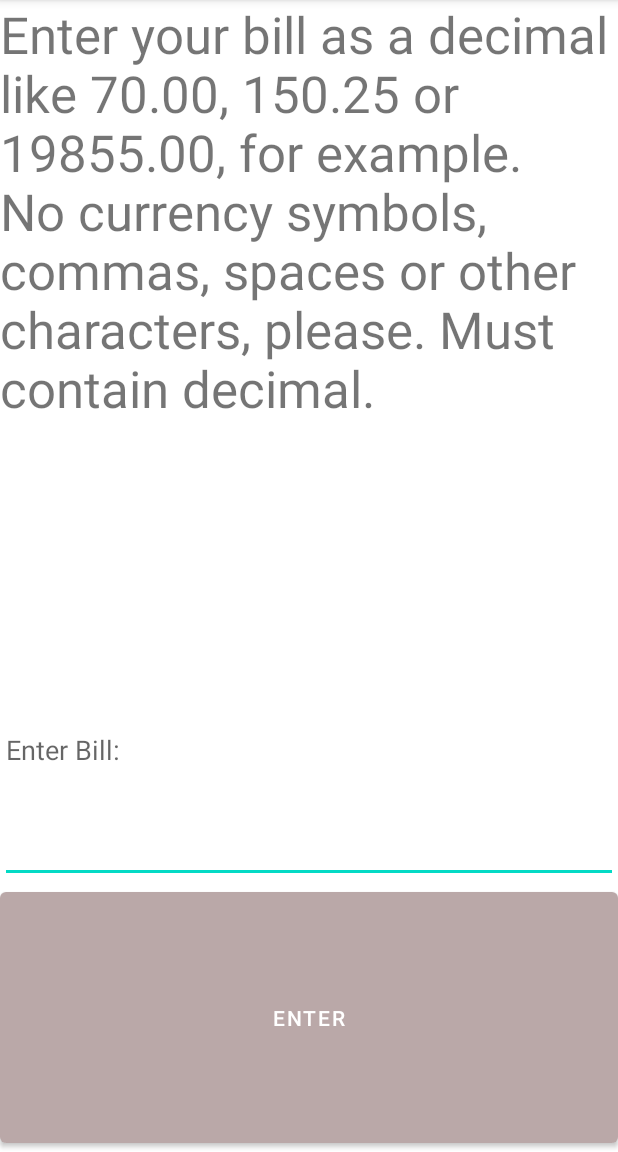
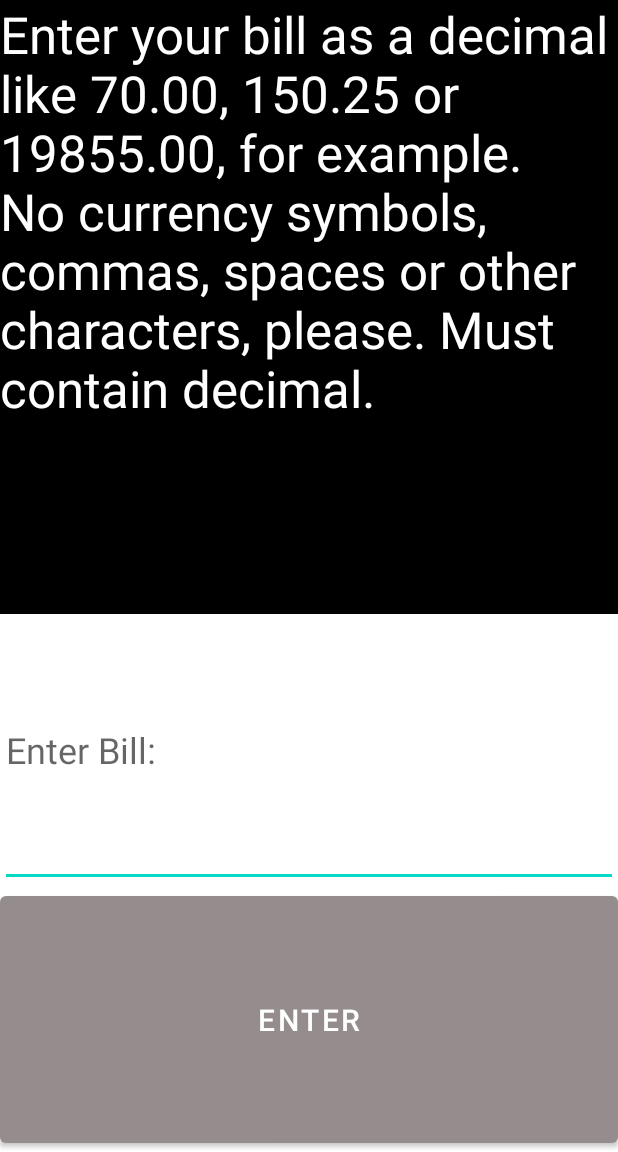
Before and after one commit to kevinmcclung/Honest_Tip_Calculator, an Android app: the screen it shows after launch (MainActivity), on a phone screen of 412 x 824 dp, the part 84-1236 px from its top. Run offline under Robolectric (Android 15) with nearby library versions, the phone set to English and light mode, and no system bars.

Commit message:
Adjust layout colors and fix algorithm.

```diff
--- a/app/src/main/java/com/sonnysappbakery/honesttipcalculator/MainActivity.java
+++ b/app/src/main/java/com/sonnysappbakery/honesttipcalculator/MainActivity.java
@@ -158,9 +158,9 @@ public class MainActivity extends AppCompatActivity {
         rate = .05 * (.65 * friendliness + .1 * quality + .05 * speed + .15 * generosity + .05 * affordability);
         if (rate > .01 && friendliness <= 1) rate = .01;
         if (friendliness >= 5) {
+            if (rate <= .20) rate = .2;
+        } else if (friendliness >= 3) {
             if (rate <= .15) rate = .15;
-        } else if (friendliness >= 3) {
-            if (rate <= .2) rate = .2;
         }
         tip = bill * rate;
         total = bill + tip;
--- a/app/src/main/res/layout/activity_main.xml
+++ b/app/src/main/res/layout/activity_main.xml
@@ -20,7 +20,9 @@
             android:layout_width="match_parent"
             android:layout_height="wrap_content"
             android:layout_weight="1"
+            android:background="#000000"
             android:text="@string/ask_bill"
+            android:textColor="#FFFFFF"
             android:textSize="34sp"
             app:autoSizeMaxTextSize="120sp"
             app:autoSizeMinTextSize="12sp"
@@ -33,7 +35,8 @@
             android:layout_weight="1"
             android:ems="10"
             android:hint="@string/bill_hint"
-            android:inputType="textPersonName" />
+            android:inputType="textPersonName"
+            android:textSize="24sp" />
 
         <Button
             android:id="@+id/button"
@@ -42,6 +45,8 @@
             android:layout_weight="1"
             android:onClick="onClick"
             android:text="@string/enter"
-            app:backgroundTint="#BAA8A8" />
+            android:textColorHint="#392B2B"
+            android:textSize="20sp"
+            app:backgroundTint="#958D8D" />
     </LinearLayout>
 </androidx.constraintlayout.widget.ConstraintLayout>
```
